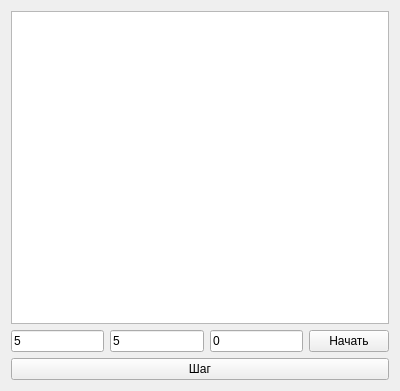
Old version of the form displaymeltmodel.ui in the repository AndreyMlashkin/stefanoproblem.
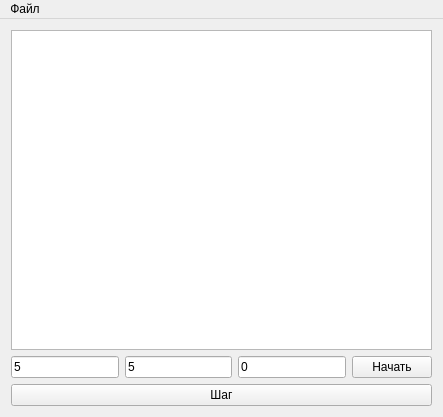
New version of the form.

The edit to the form file:
```diff
--- a/displaymeltmodel.ui
+++ b/displaymeltmodel.ui
@@ -6,8 +6,8 @@
    <rect>
     <x>0</x>
     <y>0</y>
-    <width>400</width>
-    <height>391</height>
+    <width>443</width>
+    <height>417</height>
    </rect>
   </property>
   <property name="windowTitle">
@@ -59,6 +59,40 @@
     </item>
    </layout>
   </widget>
+  <widget class="QMenuBar" name="menuBar">
+   <property name="geometry">
+    <rect>
+     <x>0</x>
+     <y>0</y>
+     <width>443</width>
+     <height>18</height>
+    </rect>
+   </property>
+   <widget class="QMenu" name="menu">
+    <property name="title">
+     <string>Файл</string>
+    </property>
+    <addaction name="open"/>
+    <addaction name="save"/>
+   </widget>
+   <addaction name="menu"/>
+  </widget>
+  <action name="open">
+   <property name="text">
+    <string>открыть</string>
+   </property>
+   <property name="shortcut">
+    <string>Ctrl+O</string>
+   </property>
+  </action>
+  <action name="save">
+   <property name="text">
+    <string>сохранить</string>
+   </property>
+   <property name="shortcut">
+    <string>Ctrl+S</string>
+   </property>
+  </action>
  </widget>
  <layoutdefault spacing="6" margin="11"/>
  <resources/>
```
Left out of the diff: 2 changed lines with no effect on the pictures.
